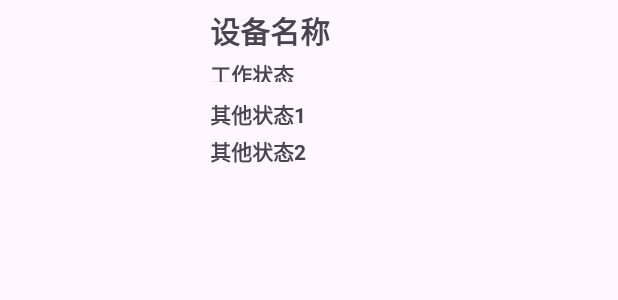
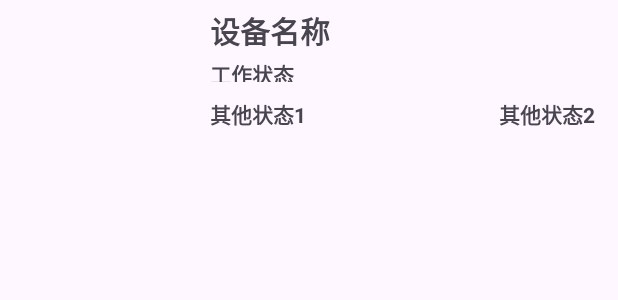
Before and after one commit to ytzuo/smart-home-demo-frontend, an Android app: the layout item_furniture.xml on its own in the app's theme, with its tools: preview values and no code run, on a phone screen of 412 x 824 dp. Shown: the top 300 px of the screen. Run offline under Robolectric (Android 15) with nearby library versions, the phone set to English and light mode, and no system bars.

Commit message:
修复了重新进入家具界面后开关状态没有保存的bug 调整了家具预览格式的布局

```diff
--- a/app/src/main/java/com/SmartHome/SmartHomeDemo/fragments/HomeFragment/FurnitureItem.java
+++ b/app/src/main/java/com/SmartHome/SmartHomeDemo/fragments/HomeFragment/FurnitureItem.java
@@ -192,6 +192,7 @@ public class FurnitureItem implements Serializable {
         this.acTemp = acTemp;
         this.switchStatus = switchStatus;
         this.lightPercent = lightPercent;
+        updateDataPack();
     }
 
     public String getDeviceId() {
--- a/app/src/main/java/com/SmartHome/SmartHomeDemo/fragments/HomeFragment/HomeFragment.java
+++ b/app/src/main/java/com/SmartHome/SmartHomeDemo/fragments/HomeFragment/HomeFragment.java
@@ -136,12 +136,11 @@ public class HomeFragment extends Fragment {
                         break;
                 }
 
-                Log.i("newItem", "开始读取JSON");
+                //Log.i("newItem", "开始读取JSON");
                 if(newItem.receiveDataJson(homeStatus.deviceStatus.get_at(i))) {
                     Log.i("newItem", newItem.getFurnitureDataPack().toString());
                 } else {
-                    Log.i("newItem", "JSON转换失败/更新失败 "
-                            + homeStatus.deviceStatus.get_at(i));
+                    //Log.i("newItem", "JSON转换失败/更新失败"+ homeStatus.deviceStatus.get_at(i));
                 }
                 items.add(newItem);
             }
--- a/app/src/main/res/layout/item_furniture.xml
+++ b/app/src/main/res/layout/item_furniture.xml
@@ -58,7 +58,7 @@
                 android:layout_width="match_parent"
                 android:layout_height="match_parent"
                 android:layout_weight="1"
-                android:orientation="vertical"
+                android:orientation="horizontal"
                 android:paddingStart="20dp"
                 android:paddingTop="5dp"
                 android:paddingBottom="5dp"
@@ -69,6 +69,7 @@
                     android:layout_width="wrap_content"
                     android:layout_height="wrap_content"
                     android:layout_marginBottom="3dp"
+                    android:layout_weight="1"
                     android:text="@string/status1"
                     android:textSize="14sp"
                     android:textStyle="bold" />
@@ -78,6 +79,7 @@
                     android:layout_width="wrap_content"
                     android:layout_height="wrap_content"
                     android:text="@string/status2"
+                    android:paddingEnd="15sp"
                     android:textSize="14sp"
                     android:textStyle="bold" />
 
```
Also changed, not shown: app/src/main/java/com/SmartHome/SmartHomeDemo/fragments/HomeFragment/FurnitureDataPack.java (+11 -4 lines), app/src/main/java/com/SmartHome/SmartHomeDemo/fragments/HomeFragment/HomeFurnitureSpecific.java (+8 -64 lines).
